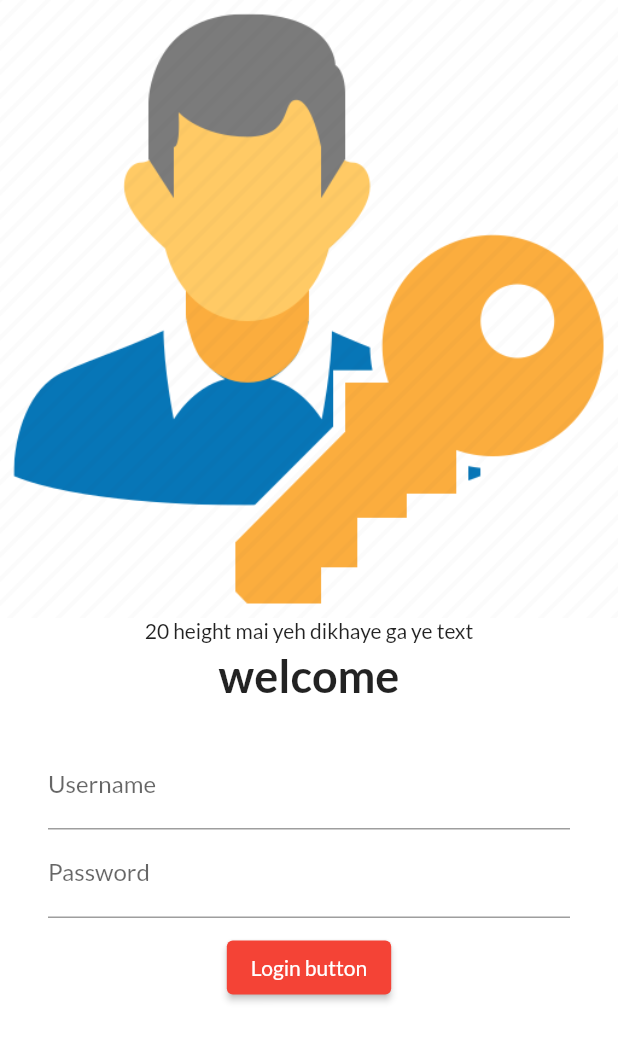
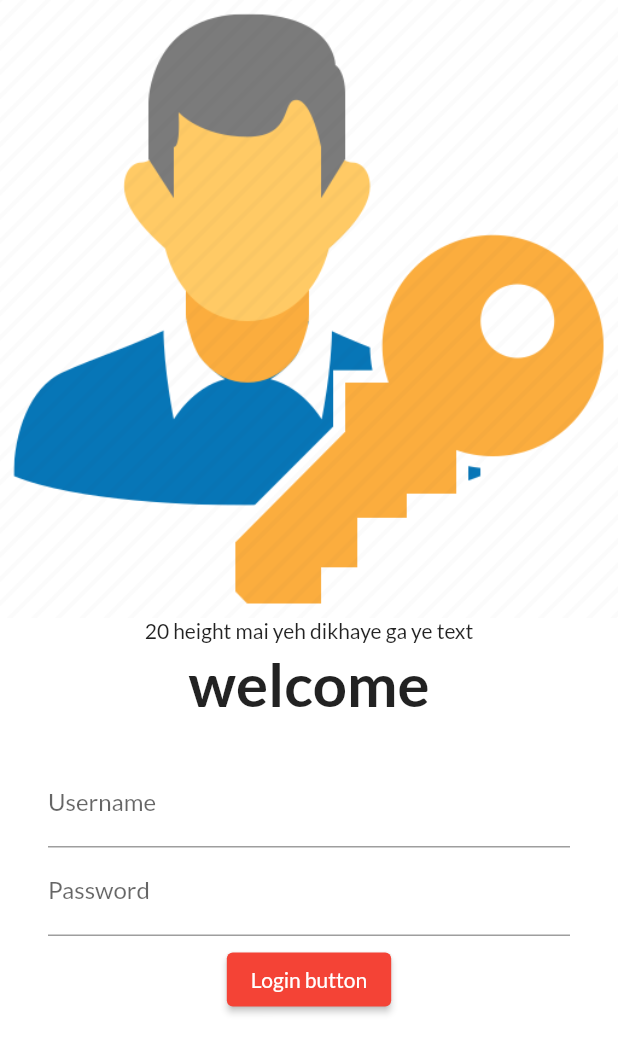
Before and after one commit to Saket2610/30DaysOfFlutter, a Flutter app: the screen it shows after launch, on a phone screen of 412 x 824 dp. Shown: the top 1053 px of the screen. Run offline on Flutter 3.47's test engine with Material 2 defaults, Android fonts, the phone set to English and light mode, and no system bars; our stand-ins replace google_fonts; missing offline and left inert: dart:ffi.

Commit message:
day 5 completed

```diff
--- a/lib/pages/login_page.dart
+++ b/lib/pages/login_page.dart
@@ -1,6 +1,7 @@
 import 'dart:ffi';
 
 import 'package:flutter/material.dart';
+import 'package:flutter_first/utils/routes.dart';
 
 class login_page extends StatelessWidget {
   const login_page({super.key});
@@ -10,6 +11,8 @@ class login_page extends StatelessWidget {
   Widget build(BuildContext context) {
     return Material(
         color: Colors.white,
+        //the below widget is for device with different screen sizes
+        child: SingleChildScrollView(
           child: Column(
             children: [
               Image.asset(
@@ -22,14 +25,14 @@ class login_page extends StatelessWidget {
               ),
               Text(
                 "welcome",
-              style: TextStyle(fontSize: 30, fontWeight: FontWeight.bold),
+                style: TextStyle(fontSize: 40, fontWeight: FontWeight.bold),
               ),
               SizedBox(
                 height: 10,
               ),
               Padding(
-              padding:
-                  const EdgeInsets.symmetric(vertical: 16.0, horizontal: 32.0),
+                padding: const EdgeInsets.symmetric(
+                    vertical: 16.0, horizontal: 32.0),
                 child: Column(
                   children: [
                     TextFormField(
@@ -46,19 +49,20 @@ class login_page extends StatelessWidget {
                       ),
                     ),
                     SizedBox(
-                    height: 9,
+                      height: 5,
                     ),
                     ElevatedButton(
                       child: Text("Login button"),
-                    style: TextButton.styleFrom(),
+                      // style: TextButton.styleFrom(minimumSize: Size(100, 50)),
                       onPressed: () {
-                      print("hi saket");
+                        Navigator.pushNamed(context, MyRoutes.HomeRoute);
                       },
                     ),
                   ],
                 ),
               )
             ],
+          ),
         ));
   }
 }
--- a/lib/pages/main.dart
+++ b/lib/pages/main.dart
@@ -1,6 +1,7 @@
 import 'package:flutter/material.dart';
 import 'package:flutter_first/pages/home_page.dart';
 import 'package:flutter_first/pages/login_page.dart';
+import 'package:flutter_first/utils/routes.dart';
 import 'package:google_fonts/google_fonts.dart';
 
 void main() {
@@ -22,6 +23,7 @@ class myapp extends StatelessWidget {
     // num can take both kind int or double
     return MaterialApp(
       // home: HomePage(),
+      // debugShowCheckedModeBanner: false,
       theme: ThemeData(
         primarySwatch: Colors.red,
         fontFamily: GoogleFonts.lato().fontFamily,
@@ -33,7 +35,8 @@ class myapp extends StatelessWidget {
       routes: {
         // slash wala front main dikhata hai
         "/": (context) => login_page(),
-        "/Login": (context) => HomePage()
+        MyRoutes.HomeRoute: (context) => HomePage(),
+        MyRoutes.LoginRoute: (context) => login_page()
         // login_page class ka naam hai
       },
     );
--- /dev/null
+++ b/lib/utils/routes.dart
@@ -0,0 +1,6 @@
+class MyRoutes {
+  static String LoginRoute = "/login";
+  static String HomeRoute = "/home";
+}
+//static matlab jiska obj kewal ek baar banta hai aur usse reinitialize karne
+//ki jarurat nahi parti.
```
Lines whose indentation alone changed are shown as unchanged.
